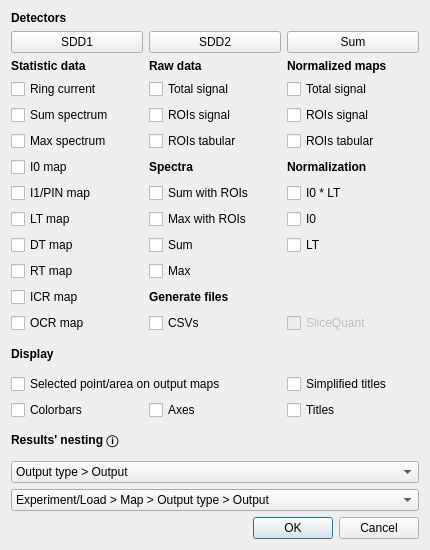
This is analyse.ui in pfilipl/PolyX-XRF-Data-Analyser as Qt 5 draws it before an edit. The edited form follows.
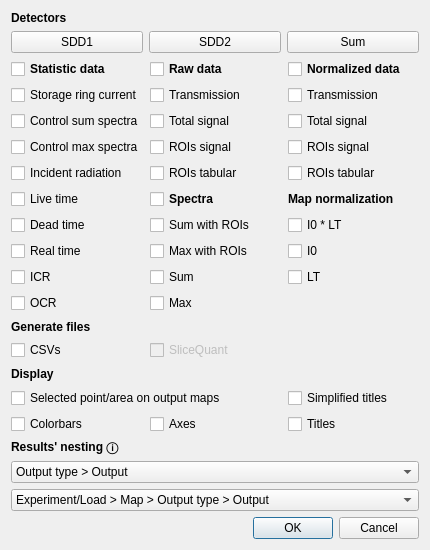
This is the edited form.

Commit message: Multichecking in Analyse dialog and chechboxes text correction

Diff of the .ui file:
```diff
--- a/analyse.ui
+++ b/analyse.ui
@@ -95,21 +95,15 @@
    </item>
    <item>
     <layout class="QGridLayout" name="gridLayout">
-     <item row="9" column="0">
-      <widget class="QCheckBox" name="checkBox_DiagICR">
-       <property name="sizePolicy">
-        <sizepolicy hsizetype="Preferred" vsizetype="Fixed">
-         <horstretch>0</horstretch>
-         <verstretch>0</verstretch>
-        </sizepolicy>
-       </property>
+     <item row="14" column="1">
+      <widget class="QCheckBox" name="checkBox_DispAxes">
        <property name="text">
-        <string>ICR map</string>
+        <string>Axes</string>
        </property>
       </widget>
      </item>
-     <item row="8" column="1">
-      <widget class="QCheckBox" name="checkBox_SpectraMax">
+     <item row="1" column="1">
+      <widget class="QCheckBox" name="checkBox_UNormPIN">
        <property name="sizePolicy">
         <sizepolicy hsizetype="Preferred" vsizetype="Fixed">
          <horstretch>0</horstretch>
@@ -117,137 +111,12 @@
         </sizepolicy>
        </property>
        <property name="text">
-        <string>Max</string>
+        <string>Transmission</string>
        </property>
       </widget>
      </item>
-     <item row="4" column="2">
-      <widget class="QLabel" name="label_2">
-       <property name="font">
-        <font>
-         <bold>true</bold>
-        </font>
-       </property>
-       <property name="text">
-        <string>Normalization</string>
-       </property>
-      </widget>
-     </item>
-     <item row="15" column="0" colspan="3">
-      <layout class="QVBoxLayout" name="verticalLayout_2">
-       <item>
-        <widget class="QComboBox" name="comboBox_Single">
-         <item>
-          <property name="text">
-           <string>Output type &gt; Output</string>
-          </property>
-         </item>
-         <item>
-          <property name="text">
-           <string>Output</string>
-          </property>
-         </item>
-        </widget>
-       </item>
-       <item>
-        <widget class="QComboBox" name="comboBox_Batch">
-         <item>
-          <property name="text">
-           <string>Experiment/Load &gt; Map &gt; Output type &gt; Output</string>
-          </property>
-         </item>
-         <item>
-          <property name="text">
-           <string>Experiment/Load &gt; Map &gt; Output</string>
-          </property>
-         </item>
-         <item>
-          <property name="text">
-           <string>Map &gt; Output type &gt; Output</string>
-          </property>
-         </item>
-         <item>
-          <property name="text">
-           <string>Map &gt; Output</string>
-          </property>
-         </item>
-         <item>
-          <property name="text">
-           <string>Output</string>
-          </property>
-         </item>
-         <item>
-          <property name="text">
-           <string>Output type &gt; Output</string>
-          </property>
-         </item>
-         <item>
-          <property name="text">
-           <string>Output type &gt; Map &gt; Output</string>
-          </property>
-         </item>
-         <item>
-          <property name="text">
-           <string>Output type &gt; Experiment/Load &gt; Map &gt; Output</string>
-          </property>
-         </item>
-         <item>
-          <property name="text">
-           <string>Experiment/Load &gt; Output type &gt; Map &gt; Output</string>
-          </property>
-         </item>
-        </widget>
-       </item>
-      </layout>
-     </item>
      <item row="3" column="2">
-      <widget class="QCheckBox" name="checkBox_NormTabular">
-       <property name="text">
-        <string>ROIs tabular</string>
-       </property>
-      </widget>
-     </item>
-     <item row="7" column="0">
-      <widget class="QCheckBox" name="checkBox_DiagDT">
-       <property name="sizePolicy">
-        <sizepolicy hsizetype="Preferred" vsizetype="Fixed">
-         <horstretch>0</horstretch>
-         <verstretch>0</verstretch>
-        </sizepolicy>
-       </property>
-       <property name="text">
-        <string>DT map</string>
-       </property>
-      </widget>
-     </item>
-     <item row="3" column="0">
-      <widget class="QCheckBox" name="checkBox_DiagMax">
-       <property name="sizePolicy">
-        <sizepolicy hsizetype="Preferred" vsizetype="Fixed">
-         <horstretch>0</horstretch>
-         <verstretch>0</verstretch>
-        </sizepolicy>
-       </property>
-       <property name="text">
-        <string>Max spectrum</string>
-       </property>
-      </widget>
-     </item>
-     <item row="1" column="0">
-      <widget class="QCheckBox" name="checkBox_DiagRC">
-       <property name="sizePolicy">
-        <sizepolicy hsizetype="Preferred" vsizetype="Fixed">
-         <horstretch>0</horstretch>
-         <verstretch>0</verstretch>
-        </sizepolicy>
-       </property>
-       <property name="text">
-        <string>Ring current</string>
-       </property>
-      </widget>
-     </item>
-     <item row="2" column="1">
-      <widget class="QCheckBox" name="checkBox_UNormROIs">
+      <widget class="QCheckBox" name="checkBox_NormROIs">
        <property name="sizePolicy">
         <sizepolicy hsizetype="Preferred" vsizetype="Fixed">
          <horstretch>0</horstretch>
@@ -259,20 +128,22 @@
        </property>
       </widget>
      </item>
-     <item row="1" column="2">
-      <widget class="QCheckBox" name="checkBox_NormTotal">
-       <property name="sizePolicy">
-        <sizepolicy hsizetype="Preferred" vsizetype="Fixed">
-         <horstretch>0</horstretch>
-         <verstretch>0</verstretch>
-        </sizepolicy>
+     <item row="0" column="2">
+      <widget class="QCheckBox" name="checkBox_Norm">
+       <property name="font">
+        <font>
+         <bold>true</bold>
+        </font>
        </property>
        <property name="text">
-        <string>Total signal</string>
+        <string>Normalized data</string>
+       </property>
+       <property name="tristate">
+        <bool>true</bool>
        </property>
       </widget>
      </item>
-     <item row="11" column="0">
+     <item row="12" column="0">
       <widget class="QLabel" name="label_5">
        <property name="font">
         <font>
@@ -284,7 +155,14 @@
        </property>
       </widget>
      </item>
-     <item row="5" column="1">
+     <item row="4" column="1">
+      <widget class="QCheckBox" name="checkBox_UNormTabular">
+       <property name="text">
+        <string>ROIs tabular</string>
+       </property>
+      </widget>
+     </item>
+     <item row="6" column="1">
       <widget class="QCheckBox" name="checkBox_SpectraSumROIs">
        <property name="sizePolicy">
         <sizepolicy hsizetype="Preferred" vsizetype="Fixed">
@@ -297,40 +175,8 @@
        </property>
       </widget>
      </item>
-     <item row="6" column="0">
-      <widget class="QCheckBox" name="checkBox_DiagLT">
-       <property name="sizePolicy">
-        <sizepolicy hsizetype="Preferred" vsizetype="Fixed">
-         <horstretch>0</horstretch>
-         <verstretch>0</verstretch>
-        </sizepolicy>
-       </property>
-       <property name="text">
-        <string>LT map</string>
-       </property>
-      </widget>
-     </item>
-     <item row="5" column="0">
-      <widget class="QCheckBox" name="checkBox_DiagPIN">
-       <property name="sizePolicy">
-        <sizepolicy hsizetype="Preferred" vsizetype="Fixed">
-         <horstretch>0</horstretch>
-         <verstretch>0</verstretch>
-        </sizepolicy>
-       </property>
-       <property name="text">
-        <string>I1/PIN map</string>
-       </property>
-      </widget>
-     </item>
      <item row="0" column="1">
-      <widget class="QLabel" name="label_3">
-       <property name="sizePolicy">
-        <sizepolicy hsizetype="Preferred" vsizetype="Fixed">
-         <horstretch>0</horstretch>
-         <verstretch>0</verstretch>
-        </sizepolicy>
-       </property>
+      <widget class="QCheckBox" name="checkBox_UNorm">
        <property name="font">
         <font>
          <bold>true</bold>
@@ -339,196 +185,129 @@
        <property name="text">
         <string>Raw data</string>
        </property>
-      </widget>
-     </item>
-     <item row="13" column="1">
-      <widget class="QCheckBox" name="checkBox_DispAxes">
-       <property name="text">
-        <string>Axes</string>
-       </property>
-      </widget>
-     </item>
-     <item row="5" column="2">
-      <widget class="QCheckBox" name="checkBox_NormTypeI0LT">
-       <property name="text">
-        <string>I0 * LT</string>
-       </property>
-      </widget>
-     </item>
-     <item row="4" column="0">
-      <widget class="QCheckBox" name="checkBox_DiagI0">
-       <property name="sizePolicy">
-        <sizepolicy hsizetype="Preferred" vsizetype="Fixed">
-         <horstretch>0</horstretch>
-         <verstretch>0</verstretch>
-        </sizepolicy>
-       </property>
-       <property name="text">
-        <string>I0 map</string>
+       <property name="tristate">
+        <bool>true</bool>
        </property>
       </widget>
      </item>
      <item row="7" column="2">
-      <widget class="QCheckBox" name="checkBox_NormTypeLT">
-       <property name="text">
-        <string>LT</string>
-       </property>
-      </widget>
-     </item>
-     <item row="1" column="1">
-      <widget class="QCheckBox" name="checkBox_UNormTotal">
-       <property name="sizePolicy">
-        <sizepolicy hsizetype="Preferred" vsizetype="Fixed">
-         <horstretch>0</horstretch>
-         <verstretch>0</verstretch>
-        </sizepolicy>
-       </property>
-       <property name="text">
-        <string>Total signal</string>
-       </property>
-      </widget>
-     </item>
-     <item row="6" column="2">
       <widget class="QCheckBox" name="checkBox_NormTypeI0">
        <property name="text">
         <string>I0</string>
        </property>
       </widget>
      </item>
+     <item row="14" column="2">
+      <widget class="QCheckBox" name="checkBox_DispTitles">
+       <property name="text">
+        <string>Titles</string>
+       </property>
+      </widget>
+     </item>
+     <item row="5" column="0">
+      <widget class="QCheckBox" name="checkBox_DiagLT">
+       <property name="sizePolicy">
+        <sizepolicy hsizetype="Preferred" vsizetype="Fixed">
+         <horstretch>0</horstretch>
+         <verstretch>0</verstretch>
+        </sizepolicy>
+       </property>
+       <property name="text">
+        <string>Live time</string>
+       </property>
+      </widget>
+     </item>
+     <item row="8" column="2">
+      <widget class="QCheckBox" name="checkBox_NormTypeLT">
+       <property name="text">
+        <string>LT</string>
+       </property>
+      </widget>
+     </item>
+     <item row="13" column="2">
+      <widget class="QCheckBox" name="checkBox_DispSimpTitles">
+       <property name="text">
+        <string>Simplified titles</string>
+       </property>
+      </widget>
+     </item>
+     <item row="13" column="0" colspan="2">
+      <widget class="QCheckBox" name="checkBox_DispSelected">
+       <property name="text">
+        <string>Selected point/area on output maps</string>
+       </property>
+      </widget>
+     </item>
+     <item row="11" column="1">
+      <widget class="QCheckBox" name="checkBox_GenWiatrowska">
+       <property name="enabled">
+        <bool>false</bool>
+       </property>
+       <property name="text">
+        <string>SliceQuant</string>
+       </property>
+      </widget>
+     </item>
      <item row="10" column="0">
-      <widget class="QCheckBox" name="checkBox_DiagOCR">
-       <property name="sizePolicy">
-        <sizepolicy hsizetype="Preferred" vsizetype="Fixed">
-         <horstretch>0</horstretch>
-         <verstretch>0</verstretch>
-        </sizepolicy>
-       </property>
-       <property name="text">
-        <string>OCR map</string>
-       </property>
-      </widget>
-     </item>
-     <item row="0" column="2">
-      <widget class="QLabel" name="label_8">
-       <property name="sizePolicy">
-        <sizepolicy hsizetype="Preferred" vsizetype="Fixed">
-         <horstretch>0</horstretch>
-         <verstretch>0</verstretch>
-        </sizepolicy>
-       </property>
+      <widget class="QLabel" name="label_6">
        <property name="font">
         <font>
          <bold>true</bold>
         </font>
        </property>
        <property name="text">
-        <string>Normalized maps</string>
+        <string>Generate files</string>
        </property>
       </widget>
      </item>
      <item row="3" column="1">
-      <widget class="QCheckBox" name="checkBox_UNormTabular">
-       <property name="text">
-        <string>ROIs tabular</string>
+      <widget class="QCheckBox" name="checkBox_UNormROIs">
+       <property name="sizePolicy">
+        <sizepolicy hsizetype="Preferred" vsizetype="Fixed">
+         <horstretch>0</horstretch>
+         <verstretch>0</verstretch>
+        </sizepolicy>
        </property>
-      </widget>
-     </item>
-     <item row="14" column="0">
-      <widget class="QLabel" name="label_Nesting">
-       <property name="font">
-        <font>
-         <bold>true</bold>
-        </font>
-       </property>
-       <property name="toolTip">
-        <string>&lt;html&gt;&lt;head/&gt;&lt;body&gt;&lt;p&gt;&lt;span style=&quot; font-weight:700;&quot;&gt;Output type&lt;/span&gt; generates subfolders with names:&lt;/p&gt;&lt;ul style=&quot;margin-top: 0px; margin-bottom: 0px; margin-left: 0px; margin-right: 0px; -qt-list-indent: 1;&quot;&gt;&lt;li style=&quot; margin-top:12px; margin-bottom:0px; margin-left:0px; margin-right:0px; -qt-block-indent:0; text-indent:0px;&quot;&gt;StatisticData,&lt;/li&gt;&lt;li style=&quot; margin-top:0px; margin-bottom:0px; margin-left:0px; margin-right:0px; -qt-block-indent:0; text-indent:0px;&quot;&gt;RawData,&lt;/li&gt;&lt;li style=&quot; margin-top:0px; margin-bottom:0px; margin-left:0px; margin-right:0px; -qt-block-indent:0; text-indent:0px;&quot;&gt;Normalized&amp;lt;NormalizationType&amp;gt;,&lt;/li&gt;&lt;li style=&quot; margin-top:0px; margin-bottom:12px; margin-left:0px; margin-right:0px; -qt-block-indent:0; text-indent:0px;&quot;&gt;Spectra,&lt;/li&gt;&lt;/ul&gt;&lt;p&gt;where &lt;span style=&quot; font-weight:700;&quot;&gt;Output&lt;/span&gt; (result files) will be placed in accordance with the above selection.&lt;/p&gt;&lt;/body&gt;&lt;/html&gt;</string>
-       </property>
        <property name="text">
-        <string>&lt;html&gt;&lt;head/&gt;&lt;body&gt;&lt;p&gt;Results' nesting ⓘ&lt;/p&gt;&lt;/body&gt;&lt;/html&gt;</string>
+        <string>ROIs signal</string>
        </property>
       </widget>
      </item>
      <item row="7" column="1">
-      <widget class="QCheckBox" name="checkBox_SpectraSum">
-       <property name="sizePolicy">
-        <sizepolicy hsizetype="Preferred" vsizetype="Fixed">
-         <horstretch>0</horstretch>
-         <verstretch>0</verstretch>
-        </sizepolicy>
-       </property>
-       <property name="text">
-        <string>Sum</string>
-       </property>
-      </widget>
-     </item>
-     <item row="2" column="0">
-      <widget class="QCheckBox" name="checkBox_DiagSum">
-       <property name="sizePolicy">
-        <sizepolicy hsizetype="Preferred" vsizetype="Fixed">
-         <horstretch>0</horstretch>
-         <verstretch>0</verstretch>
-        </sizepolicy>
-       </property>
-       <property name="text">
-        <string>Sum spectrum</string>
-       </property>
-      </widget>
-     </item>
-     <item row="2" column="2">
-      <widget class="QCheckBox" name="checkBox_NormROIs">
-       <property name="sizePolicy">
-        <sizepolicy hsizetype="Preferred" vsizetype="Fixed">
-         <horstretch>0</horstretch>
-         <verstretch>0</verstretch>
-        </sizepolicy>
-       </property>
-       <property name="text">
-        <string>ROIs signal</string>
-       </property>
-      </widget>
-     </item>
-     <item row="8" column="0">
-      <widget class="QCheckBox" name="checkBox_DiagRT">
-       <property name="sizePolicy">
-        <sizepolicy hsizetype="Preferred" vsizetype="Fixed">
-         <horstretch>0</horstretch>
-         <verstretch>0</verstretch>
-        </sizepolicy>
-       </property>
-       <property name="text">
-        <string>RT map</string>
-       </property>
-      </widget>
-     </item>
-     <item row="12" column="2">
-      <widget class="QCheckBox" name="checkBox_DispSimpTitles">
-       <property name="text">
-        <string>Simplified titles</string>
-       </property>
-      </widget>
-     </item>
-     <item row="6" column="1">
       <widget class="QCheckBox" name="checkBox_SpectraMaxROIs">
        <property name="text">
         <string>Max with ROIs</string>
        </property>
       </widget>
      </item>
-     <item row="13" column="0">
-      <widget class="QCheckBox" name="checkBox_DispColorbars">
+     <item row="9" column="1">
+      <widget class="QCheckBox" name="checkBox_SpectraMax">
+       <property name="sizePolicy">
+        <sizepolicy hsizetype="Preferred" vsizetype="Fixed">
+         <horstretch>0</horstretch>
+         <verstretch>0</verstretch>
+        </sizepolicy>
+       </property>
        <property name="text">
-        <string>Colorbars</string>
+        <string>Max</string>
        </property>
       </widget>
      </item>
-     <item row="4" column="1">
-      <widget class="QLabel" name="label_4">
+     <item row="2" column="2">
+      <widget class="QCheckBox" name="checkBox_NormTotal">
        <property name="sizePolicy">
         <sizepolicy hsizetype="Preferred" vsizetype="Fixed">
          <horstretch>0</horstretch>
          <verstretch>0</verstretch>
         </sizepolicy>
        </property>
+       <property name="text">
+        <string>Total signal</string>
+       </property>
+      </widget>
+     </item>
+     <item row="5" column="1">
+      <widget class="QCheckBox" name="checkBox_Spectra">
        <property name="font">
         <font>
          <bold>true</bold>
@@ -539,28 +318,67 @@
        </property>
       </widget>
      </item>
-     <item row="13" column="2">
-      <widget class="QCheckBox" name="checkBox_DispTitles">
+     <item row="2" column="0">
+      <widget class="QCheckBox" name="checkBox_DiagSum">
+       <property name="sizePolicy">
+        <sizepolicy hsizetype="Preferred" vsizetype="Fixed">
+         <horstretch>0</horstretch>
+         <verstretch>0</verstretch>
+        </sizepolicy>
+       </property>
        <property name="text">
-        <string>Titles</string>
+        <string>Control sum spectra</string>
        </property>
       </widget>
      </item>
-     <item row="12" column="0" colspan="2">
-      <widget class="QCheckBox" name="checkBox_DispSelected">
+     <item row="8" column="1">
+      <widget class="QCheckBox" name="checkBox_SpectraSum">
+       <property name="sizePolicy">
+        <sizepolicy hsizetype="Preferred" vsizetype="Fixed">
+         <horstretch>0</horstretch>
+         <verstretch>0</verstretch>
+        </sizepolicy>
+       </property>
        <property name="text">
-        <string>Selected point/area on output maps</string>
+        <string>Sum</string>
+       </property>
+      </widget>
+     </item>
+     <item row="6" column="0">
+      <widget class="QCheckBox" name="checkBox_DiagDT">
+       <property name="sizePolicy">
+        <sizepolicy hsizetype="Preferred" vsizetype="Fixed">
+         <horstretch>0</horstretch>
+         <verstretch>0</verstretch>
+        </sizepolicy>
+       </property>
+       <property name="text">
+        <string>Dead time</string>
+       </property>
+      </widget>
+     </item>
+     <item row="7" column="0">
+      <widget class="QCheckBox" name="checkBox_DiagRT">
+       <property name="sizePolicy">
+        <sizepolicy hsizetype="Preferred" vsizetype="Fixed">
+         <horstretch>0</horstretch>
+         <verstretch>0</verstretch>
+        </sizepolicy>
+       </property>
+       <property name="text">
+        <string>Real time</string>
+       </property>
+      </widget>
+     </item>
+     <item row="6" column="2">
+      <widget class="QCheckBox" name="checkBox_NormTypeI0LT">
+       <property name="text">
+        <string>I0 * LT</string>
        </property>
       </widget>
      </item>
      <item row="0" column="0">
-      <widget class="QLabel" name="label">
-       <property name="sizePolicy">
-        <sizepolicy hsizetype="Preferred" vsizetype="Fixed">
-         <horstretch>0</horstretch>
-         <verstretch>0</verstretch>
-        </sizepolicy>
-       </property>
+      <widget class="QCheckBox" name="checkBox_Diag">
        <property name="font">
         <font>
          <bold>true</bold>
@@ -569,40 +387,214 @@
        <property name="text">
         <string>Statistic data</string>
        </property>
-       <property name="wordWrap">
+       <property name="tristate">
         <bool>true</bool>
        </property>
       </widget>
      </item>
-     <item row="9" column="1">
-      <widget class="QLabel" name="label_6">
-       <property name="font">
-        <font>
-         <bold>true</bold>
-        </font>
+     <item row="4" column="2">
+      <widget class="QCheckBox" name="checkBox_NormTabular">
+       <property name="text">
+        <string>ROIs tabular</string>
        </property>
+      </widget>
+     </item>
+     <item row="1" column="0">
+      <widget class="QCheckBox" name="checkBox_DiagRC">
+       <property name="sizePolicy">
+        <sizepolicy hsizetype="Preferred" vsizetype="Fixed">
+         <horstretch>0</horstretch>
+         <verstretch>0</verstretch>
+        </sizepolicy>
+       </property>
        <property name="text">
-        <string>Generate files</string>
+        <string>Storage ring current</string>
        </property>
       </widget>
      </item>
-     <item row="10" column="1">
+     <item row="11" column="0">
       <widget class="QCheckBox" name="checkBox_GenCsvs">
        <property name="text">
         <string>CSVs</string>
        </property>
       </widget>
      </item>
-     <item row="10" column="2">
-      <widget class="QCheckBox" name="checkBox_GenWiatrowska">
-       <property name="enabled">
-        <bool>false</bool>
+     <item row="2" column="1">
+      <widget class="QCheckBox" name="checkBox_UNormTotal">
+       <property name="sizePolicy">
+        <sizepolicy hsizetype="Preferred" vsizetype="Fixed">
+         <horstretch>0</horstretch>
+         <verstretch>0</verstretch>
+        </sizepolicy>
        </property>
        <property name="text">
-        <string>SliceQuant</string>
+        <string>Total signal</string>
        </property>
       </widget>
      </item>
+     <item row="4" column="0">
+      <widget class="QCheckBox" name="checkBox_DiagI0">
+       <property name="sizePolicy">
+        <sizepolicy hsizetype="Preferred" vsizetype="Fixed">
+         <horstretch>0</horstretch>
+         <verstretch>0</verstretch>
+        </sizepolicy>
+       </property>
+       <property name="text">
+        <string>Incident radiation</string>
+       </property>
+      </widget>
+     </item>
+     <item row="5" column="2">
+      <widget class="QLabel" name="label_2">
+       <property name="font">
+        <font>
+         <bold>true</bold>
+        </font>
+       </property>
+       <property name="text">
+        <string>Map normalization</string>
+       </property>
+      </widget>
+     </item>
+     <item row="1" column="2">
+      <widget class="QCheckBox" name="checkBox_NormPIN">
+       <property name="text">
+        <string>Transmission</string>
+       </property>
+      </widget>
+     </item>
+     <item row="14" column="0">
+      <widget class="QCheckBox" name="checkBox_DispColorbars">
+       <property name="text">
+        <string>Colorbars</string>
+       </property>
+      </widget>
+     </item>
+     <item row="8" column="0">
+      <widget class="QCheckBox" name="checkBox_DiagICR">
+       <property name="sizePolicy">
+        <sizepolicy hsizetype="Preferred" vsizetype="Fixed">
+         <horstretch>0</horstretch>
+         <verstretch>0</verstretch>
+        </sizepolicy>
+       </property>
+       <property name="text">
+        <string>ICR</string>
+       </property>
+      </widget>
+     </item>
+     <item row="9" column="0">
+      <widget class="QCheckBox" name="checkBox_DiagOCR">
+       <property name="sizePolicy">
+        <sizepolicy hsizetype="Preferred" vsizetype="Fixed">
+         <horstretch>0</horstretch>
+         <verstretch>0</verstretch>
+        </sizepolicy>
+       </property>
+       <property name="text">
+        <string>OCR</string>
+       </property>
+      </widget>
+     </item>
+     <item row="15" column="0">
+      <widget class="QLabel" name="label_Nesting">
+       <property name="font">
+        <font>
+         <bold>true</bold>
+        </font>
+       </property>
+       <property name="toolTip">
+        <string>&lt;html&gt;&lt;head/&gt;&lt;body&gt;&lt;p&gt;&lt;span style=&quot; font-weight:700;&quot;&gt;Output type&lt;/span&gt; generates subfolders with names:&lt;/p&gt;&lt;ul style=&quot;margin-top: 0px; margin-bottom: 0px; margin-left: 0px; margin-right: 0px; -qt-list-indent: 1;&quot;&gt;&lt;li style=&quot; margin-top:12px; margin-bottom:0px; margin-left:0px; margin-right:0px; -qt-block-indent:0; text-indent:0px;&quot;&gt;StatisticData,&lt;/li&gt;&lt;li style=&quot; margin-top:0px; margin-bottom:0px; margin-left:0px; margin-right:0px; -qt-block-indent:0; text-indent:0px;&quot;&gt;RawData,&lt;/li&gt;&lt;li style=&quot; margin-top:0px; margin-bottom:0px; margin-left:0px; margin-right:0px; -qt-block-indent:0; text-indent:0px;&quot;&gt;Normalized&amp;lt;NormalizationType&amp;gt;,&lt;/li&gt;&lt;li style=&quot; margin-top:0px; margin-bottom:12px; margin-left:0px; margin-right:0px; -qt-block-indent:0; text-indent:0px;&quot;&gt;Spectra,&lt;/li&gt;&lt;/ul&gt;&lt;p&gt;where &lt;span style=&quot; font-weight:700;&quot;&gt;Output&lt;/span&gt; (result files) will be placed in accordance with the above selection.&lt;/p&gt;&lt;/body&gt;&lt;/html&gt;</string>
+       </property>
+       <property name="lineWidth">
+        <number>2</number>
+       </property>
+       <property name="text">
+        <string>&lt;html&gt;&lt;head/&gt;&lt;body&gt;&lt;p&gt;Results' nesting ⓘ&lt;/p&gt;&lt;/body&gt;&lt;/html&gt;</string>
+       </property>
+      </widget>
+     </item>
+     <item row="3" column="0">
+      <widget class="QCheckBox" name="checkBox_DiagMax">
+       <property name="sizePolicy">
+        <sizepolicy hsizetype="Preferred" vsizetype="Fixed">
+         <horstretch>0</horstretch>
+         <verstretch>0</verstretch>
+        </sizepolicy>
+       </property>
+       <property name="text">
+        <string>Control max spectra</string>
+       </property>
+      </widget>
+     </item>
+     <item row="16" column="0" colspan="3">
+      <layout class="QVBoxLayout" name="verticalLayout_2">
+       <item>
+        <widget class="QComboBox" name="comboBox_Single">
+         <item>
+          <property name="text">
+           <string>Output type &gt; Output</string>
+          </property>
+         </item>
+         <item>
+          <property name="text">
+           <string>Output</string>
+          </property>
+         </item>
+        </widget>
+       </item>
+       <item>
+        <widget class="QComboBox" name="comboBox_Batch">
+         <item>
+          <property name="text">
+           <string>Experiment/Load &gt; Map &gt; Output type &gt; Output</string>
+          </property>
+         </item>
+         <item>
+          <property name="text">
+           <string>Experiment/Load &gt; Map &gt; Output</string>
+          </property>
+         </item>
+         <item>
+          <property name="text">
+           <string>Map &gt; Output type &gt; Output</string>
+          </property>
+         </item>
+         <item>
+          <property name="text">
+           <string>Map &gt; Output</string>
+          </property>
+         </item>
+         <item>
+          <property name="text">
+           <string>Output</string>
+          </property>
+         </item>
+         <item>
+          <property name="text">
+           <string>Output type &gt; Output</string>
+          </property>
+         </item>
+         <item>
+          <property name="text">
+           <string>Output type &gt; Map &gt; Output</string>
+          </property>
+         </item>
+         <item>
+          <property name="text">
+           <string>Output type &gt; Experiment/Load &gt; Map &gt; Output</string>
+          </property>
+         </item>
+         <item>
+          <property name="text">
+           <string>Experiment/Load &gt; Output type &gt; Map &gt; Output</string>
+          </property>
+         </item>
+        </widget>
+       </item>
+      </layout>
+     </item>
     </layout>
    </item>
    <item>
```
Left out of the diff: 3 changed lines with no effect on the pictures. The commit also changes 1 other file.
